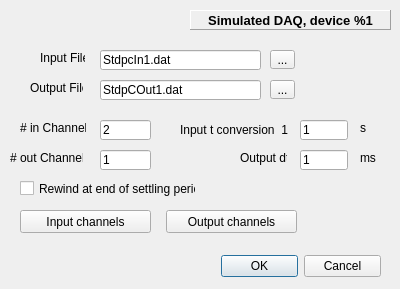
Qt form src/gui/SimulDAQDlg.ui (CompEphys-team/stdpc) before a commit.
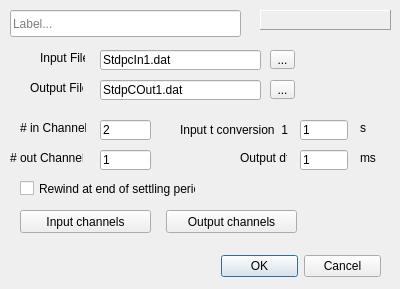
The same form after that commit.

Commit message: Added DAQ/Model labels to parameter dialog

```diff
--- a/src/gui/SimulDAQDlg.ui
+++ b/src/gui/SimulDAQDlg.ui
@@ -217,9 +217,9 @@
    </property>
    <property name="geometry">
     <rect>
-     <x>190</x>
+     <x>260</x>
      <y>10</y>
-     <width>201</width>
+     <width>131</width>
      <height>20</height>
     </rect>
    </property>
@@ -249,7 +249,7 @@
     <number>0</number>
    </property>
    <property name="text">
-    <string>Simulated DAQ, device %1</string>
+    <string/>
    </property>
    <property name="alignment">
     <set>Qt::AlignCenter</set>
@@ -320,6 +320,19 @@
     <string>Rewind at end of settling period</string>
    </property>
   </widget>
+  <widget class="QLineEdit" name="leLabel">
+   <property name="geometry">
+    <rect>
+     <x>10</x>
+     <y>10</y>
+     <width>231</width>
+     <height>27</height>
+    </rect>
+   </property>
+   <property name="placeholderText">
+    <string>Label...</string>
+   </property>
+  </widget>
  </widget>
  <tabstops>
   <tabstop>InputFileE</tabstop>
```
The commit also changes 14 other files.
